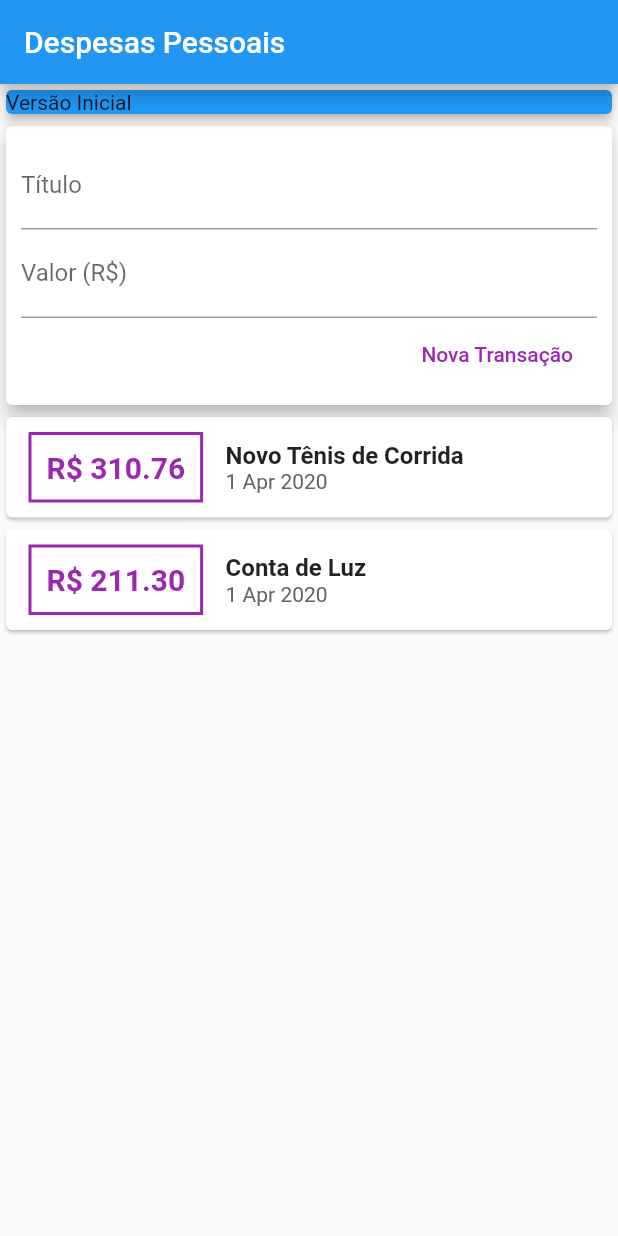
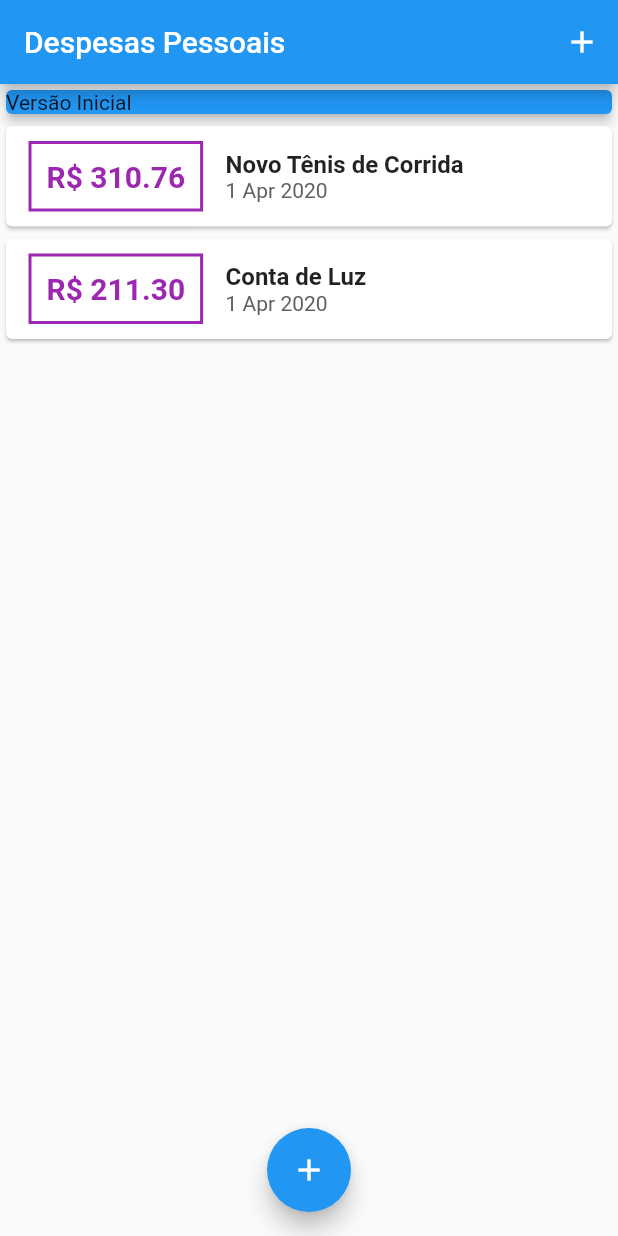
Before and after one commit to MarcLins/CursosDeFlutter-Cod3r-Expenses, a Flutter app: the screen it shows after launch, on a phone screen of 412 x 824 dp. Run offline on Flutter 3.47's test engine with Material 2 defaults, Android fonts, the phone set to English and light mode, and no system bars.

```diff
--- a/lib/components/transaction_user.dart
+++ /dev/null
@@ -1,50 +0,0 @@
-import 'dart:math';
-import 'package:flutter/material.dart';
-import 'transaction_form.dart';
-import 'transactions_list.dart';
-import '../models/transaction.dart';
-
-class TransactionUser extends StatefulWidget {
-  @override
-  _TransactionUserState createState() => _TransactionUserState();
-}
-
-class _TransactionUserState extends State<TransactionUser> {
-  final _transactions = [
-    Transaction(
-      id: 't1',
-      title: 'Novo Tênis de Corrida',
-      value: 310.76,
-      date: DateTime.now(),
-    ),
-    Transaction(
-      id: 't2',
-      title: 'Conta de Luz',
-      value: 211.30,
-      date: DateTime.now(),
-    ),
-  ];
-
-  _addTransaction(String title, double value) {
-    final newTransaction = Transaction(
-      id: Random().nextDouble().toString(),
-      title: title,
-      value: value,
-      date: DateTime.now(),
-    );
-
-    setState(() {
-      _transactions.add(newTransaction);
-    });
-  }
-
-  @override
-  Widget build(BuildContext context) {
-    return Column(
-      children: <Widget>[
-        TransactionForm(_addTransaction),
-        TransactionList(_transactions),
-      ],
-    );
-  }
-}
--- a/lib/components/transactions_list.dart
+++ b/lib/components/transactions_list.dart
@@ -11,16 +11,15 @@ class TransactionList extends StatelessWidget {
   Widget build(BuildContext context) {
     return Container(
       height: 300,
-      child: SingleChildScrollView(
-        child: Column(
-          children: transactions.map(
-            (tr) {
+      child: ListView.builder(
+        itemCount: transactions.length,
+        itemBuilder: (cxt, index) {
+          final tr = transactions[index];
           return Card(
             child: Row(
               children: <Widget>[
                 Container(
-                      margin:
-                          EdgeInsets.symmetric(horizontal: 15, vertical: 10),
+                  margin: EdgeInsets.symmetric(horizontal: 15, vertical: 10),
                   decoration: BoxDecoration(
                       border: Border.all(
                     color: Colors.purple,
@@ -56,8 +55,6 @@ class TransactionList extends StatelessWidget {
             ),
           );
         },
-          ).toList(),
-        ),
       ),
     );
   }
--- a/lib/main.dart
+++ b/lib/main.dart
@@ -1,5 +1,8 @@
-import 'package:expenses/components/transaction_user.dart';
 import 'package:flutter/material.dart';
+import 'dart:math';
+import 'components/transaction_form.dart';
+import 'components/transactions_list.dart';
+import 'models/transaction.dart';
 
 main() => runApp(ExpensesApp());
 
@@ -13,12 +16,62 @@ class ExpensesApp extends StatelessWidget {
   }
 }
 
-class MyHomePage extends StatelessWidget {
+class MyHomePage extends StatefulWidget {
+  @override
+  _MyHomePageState createState() => _MyHomePageState();
+}
+
+class _MyHomePageState extends State<MyHomePage> {
+  final _transactions = [
+    Transaction(
+      id: 't1',
+      title: 'Novo Tênis de Corrida',
+      value: 310.76,
+      date: DateTime.now(),
+    ),
+    Transaction(
+      id: 't2',
+      title: 'Conta de Luz',
+      value: 211.30,
+      date: DateTime.now(),
+    ),
+  ];
+
+  _addTransaction(String title, double value) {
+    final newTransaction = Transaction(
+      id: Random().nextDouble().toString(),
+      title: title,
+      value: value,
+      date: DateTime.now(),
+    );
+
+    setState(() {
+      _transactions.add(newTransaction);
+    });
+
+    Navigator.of(context).pop();
+  }
+
+  _openTransactionFormModal(BuildContext context) {
+    showModalBottomSheet(
+      context: context,
+      builder: (_) {
+        return TransactionForm(_addTransaction);
+      },
+    );
+  }
+
   @override
   Widget build(BuildContext context) {
     return Scaffold(
       appBar: AppBar(
         title: Text('Despesas Pessoais'),
+        actions: <Widget>[
+          IconButton(
+            icon: Icon(Icons.add),
+            onPressed: () => _openTransactionFormModal(context),
+          ),
+        ],
       ),
       body: SingleChildScrollView(
         child: Column(
@@ -32,10 +85,15 @@ class MyHomePage extends StatelessWidget {
                 elevation: 3,
               ),
             ),
-            TransactionUser(),
+            TransactionList(_transactions),
           ],
         ),
       ),
+      floatingActionButton: FloatingActionButton(
+        onPressed: () => _openTransactionFormModal(context),
+        child: Icon(Icons.add),
+      ),
+      floatingActionButtonLocation: FloatingActionButtonLocation.centerFloat,
     );
   }
 }
```
Also changed, not shown: lib/components/transaction_form.dart (+23 -8 lines), pubspec.lock. Lines whose indentation alone changed are shown as unchanged.
